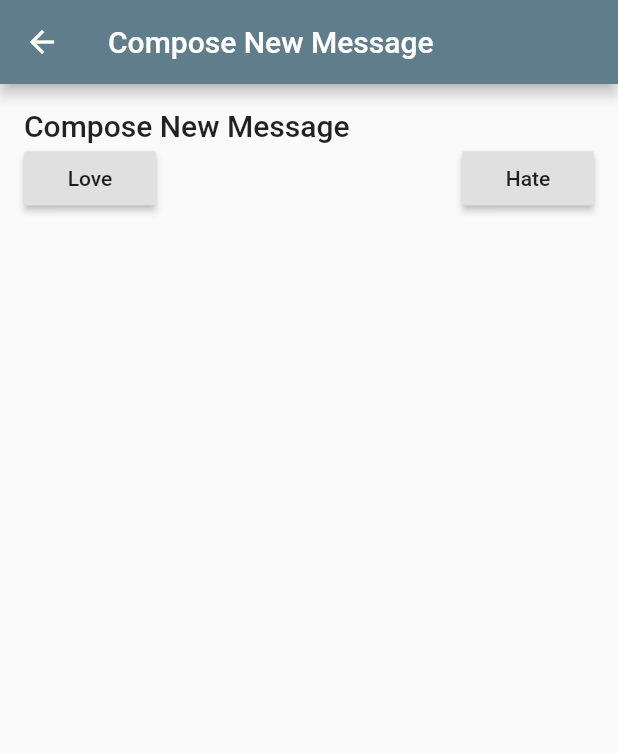
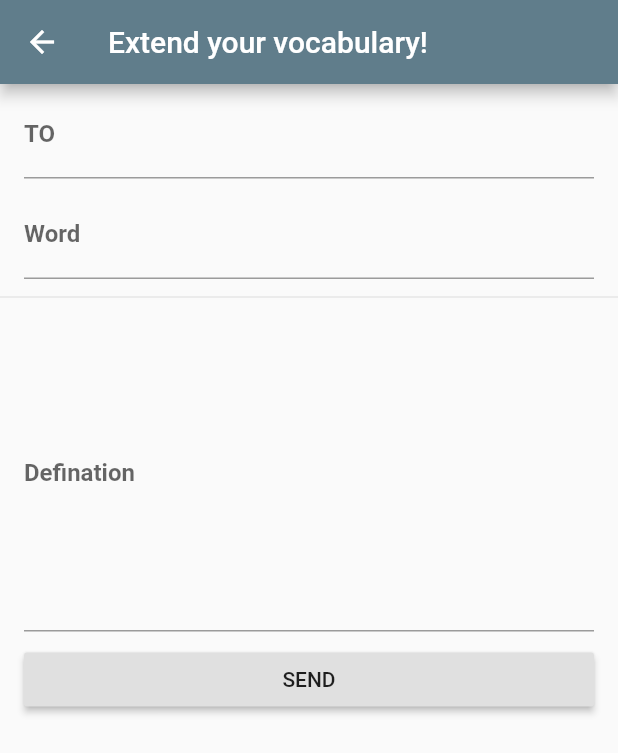
Before and after one commit to OzanOcak/vocab_app01, a Flutter app: the screen it shows after launch, after a tap on the "add" icon, on a phone screen of 412 x 824 dp. Shown: the top 753 px of the screen. Run offline on Flutter 3.47's test engine with Material 2 defaults, Android fonts, the phone set to English and light mode, and no system bars; generated files the repository leaves out were written again; network calls fail.

Commit message:
simple form& data passing /w screens

```diff
--- a/lib/Vocabulary.dart
+++ b/lib/Vocabulary.dart
@@ -1,3 +1,4 @@
+import 'dart:async';
 import 'package:json_annotation/json_annotation.dart';
 import 'package:http/http.dart' as http;
 import 'dart:convert';
@@ -17,7 +18,7 @@ class Vocabulary {
     http.Response response =
         await http.get('http://www.mocky.io/v2/5ea78ce22f00003f33c4ee35');
 
-    await Future.delayed(Duration(seconds: 3));
+    await Future.delayed(Duration(seconds: 2));
 
     String content = response.body;
     List collection = json.decode(content);
--- a/lib/WordInputButton.dart
+++ b/lib/WordInputButton.dart
@@ -1,25 +1,33 @@
+import 'package:app/Vocabulary.dart';
 import 'package:app/WordInputScreen.dart';
 import 'package:flutter/material.dart';
 
 class WordInputButton extends StatelessWidget {
+
+  final List<Vocabulary> wordList;
+
+  WordInputButton(this.wordList);
+
   @override
   Widget build(BuildContext context) {
+
     return FloatingActionButton(
       child: Icon(Icons.add),
       onPressed: () async {
-        String intention = await Navigator.push(
+        Vocabulary vocabulary = await Navigator.push(
           context,
           MaterialPageRoute(
             builder: (BuildContext context) => WordInputScreen(),
           ),
         );
-
-        Scaffold.of(context).showSnackBar(
+        if(vocabulary != null){
+         wordList.add(vocabulary);
+         Scaffold.of(context).showSnackBar(
           SnackBar(
-            content: Text("Your message has been sent with $intention"),
+            content: Text("${vocabulary.word} has been added"),
             backgroundColor: Colors.green,
-          ),
-        );
+          ),);
+        }
       },
     );
   }
--- a/lib/WordInputScreen.dart
+++ b/lib/WordInputScreen.dart
@@ -1,38 +1,74 @@
+import 'package:app/Vocabulary.dart';
 import 'package:flutter/material.dart';
 
-class WordInputScreen extends StatelessWidget {
+class WordInputScreen extends StatefulWidget {
+  @override
+  _WordInputScreenState createState() => _WordInputScreenState();
+}
+
+class _WordInputScreenState extends State<WordInputScreen> {
+
+  String to = "";
+  String word = "";
+  String defination = "";
+
   @override
   Widget build(BuildContext context) {
     return Scaffold(
       appBar: AppBar(
-        title: Text("Compose New Message"),
+        title: Text("Extend your vocabulary! "),
       ),
-      body: Container(
-          padding: EdgeInsets.all(16),
+      body: SingleChildScrollView(
         child: Column(
-            crossAxisAlignment: CrossAxisAlignment.start,
           children: <Widget>[
-              Text("Compose New Message",
-                  style: Theme.of(context).textTheme.title),
-              Row(
-                mainAxisAlignment: MainAxisAlignment.spaceBetween,
-                children: <Widget>[
-                  RaisedButton(
-                    child: Text("Love"),
+            ListTile(
+              title: TextField(
+                onChanged: (value) {
+                  to = value;
+                },
+                decoration: InputDecoration(
+                  labelText: 'TO',
+                  labelStyle: TextStyle(fontWeight: FontWeight.bold),
+                ),
+              ),
+            ),
+            ListTile(
+              title: TextField(
+                onChanged: (value) {
+                  word = value;
+                },
+                decoration: InputDecoration(
+                  labelText: 'Word',
+                  labelStyle: TextStyle(fontWeight: FontWeight.bold),
+                ),
+              ),
+            ),
+            Divider(),
+            ListTile(
+              title: TextField(
+                onChanged: (value) {
+                  defination = value;
+                },
+                decoration: InputDecoration(
+                  labelText: 'Defination',
+                  labelStyle: TextStyle(fontWeight: FontWeight.bold),
+                ),
+                maxLines: 9,
+              ),
+            ),
+            ListTile(
+              title: RaisedButton(
+                child: Text('SEND'),
                 onPressed: () {
-                      Navigator.pop(context, "Love");
+                  Vocabulary vocabulary = Vocabulary(word, defination);
+
+                  Navigator.pop(context, vocabulary);
                 },
               ),
-                  RaisedButton(
-                    child: Text("Hate"),
-                    onPressed: () {
-                      Navigator.pop(context, "Hate");
-                    },
-                  ),
-                ],
             )
           ],
-          )),
+        ),
+      ),
     );
   }
 }
--- a/lib/WordList.dart
+++ b/lib/WordList.dart
@@ -1,4 +1,5 @@
 //import 'dart:convert';
+import 'dart:async';
 
 import 'package:app/Vocabulary.dart';
 import 'package:flutter/material.dart';
@@ -19,12 +20,17 @@ class WordList extends StatefulWidget {
 
 class _WordListState extends State<WordList> {
 
-  Future<List<Vocabulary>> wordList;
+  Future<List<Vocabulary>> future;
+  List<Vocabulary> wordList;
 
   void initState() {
     super.initState();
+    fetch();
+  }
 
-    wordList = Vocabulary.browse();
+  void fetch() async {
+    future = Vocabulary.browse();
+    wordList = await future;
   }
 
   Widget build(BuildContext context) {
@@ -34,8 +40,8 @@ class _WordListState extends State<WordList> {
           actions: <Widget>[
             IconButton(
                 icon: Icon(Icons.refresh),
-                onPressed: () {
-                  var _wordList = Vocabulary.browse();
+                onPressed: () async {
+                  var _wordList = await Vocabulary.browse();
 
                   setState(() {
                     wordList = _wordList;
@@ -45,7 +51,7 @@ class _WordListState extends State<WordList> {
         ),
 
         body: FutureBuilder(
-          future: wordList,
+          future: future,
           builder: (BuildContext context, AsyncSnapshot snapshot) {
             switch (snapshot.connectionState) {
               case ConnectionState.none:
@@ -89,7 +95,7 @@ class _WordListState extends State<WordList> {
             }
           },
         ),
-        floatingActionButton: WordInputButton(),
+        floatingActionButton: WordInputButton(wordList),
     );
 
   }
```
Lines whose indentation alone changed are shown as unchanged.
